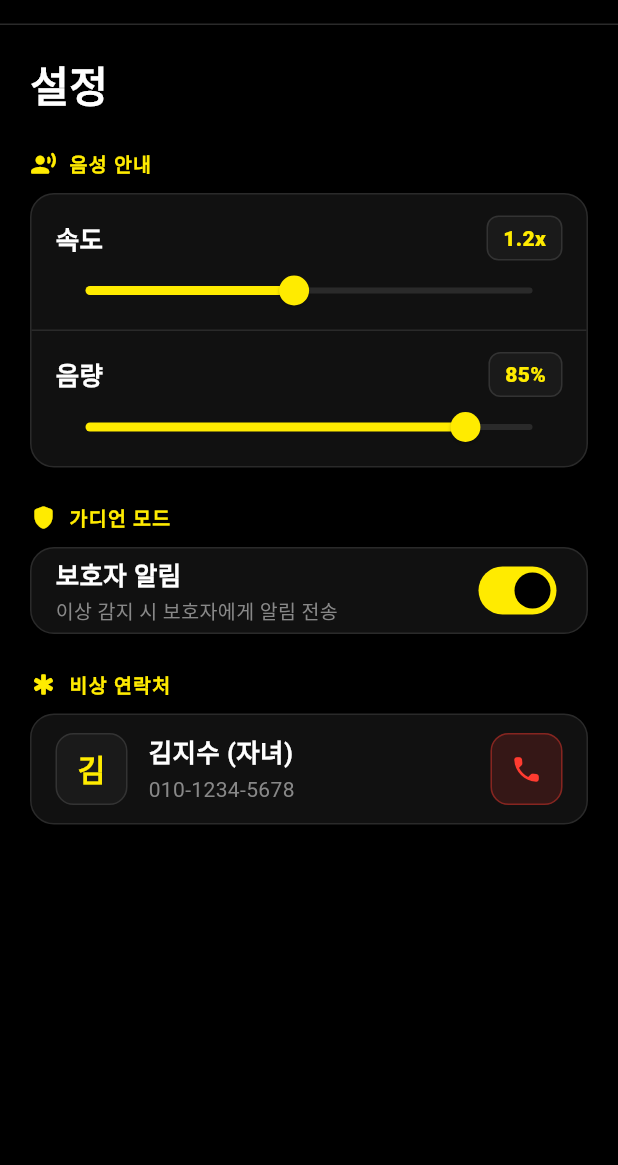
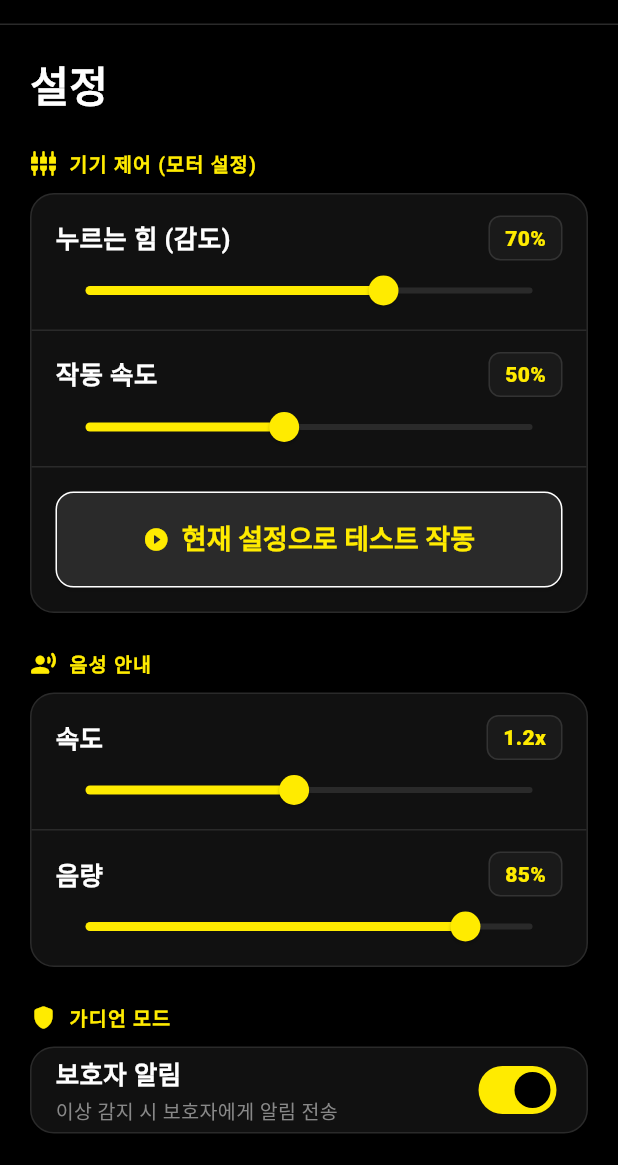
Before and after one commit to Seongwonp/touch_bridge, a Flutter app: the SettingsScreen screen opened directly, on a phone screen of 412 x 824 dp, the part 71-1236 px from its top. Run offline on Flutter 3.47's test engine with Material 3 defaults, Android fonts, the phone set to English and light mode, and no system bars; our stand-ins replace flutter_tts, speech_to_text.

Commit message:
블루투스 인터페이스 제작밋 모크 파일 제작

```diff
--- a/lib/screens/settings/settings_screen.dart
+++ b/lib/screens/settings/settings_screen.dart
@@ -1,6 +1,8 @@
 import 'dart:async';
 import 'package:flutter/material.dart';
+import 'package:flutter/services.dart';
 import 'package:flutter_tts/flutter_tts.dart';
+import '../../services/device_service.dart';
 
 class SettingsScreen extends StatefulWidget {
   const SettingsScreen({super.key});
@@ -11,9 +13,24 @@ class SettingsScreen extends StatefulWidget {
 
 class _SettingsScreenState extends State<SettingsScreen> {
   final FlutterTts _tts = FlutterTts();
+
+  // 가상 디바이스 서비스 초기화
+  final DeviceService _deviceService = MockDeviceService();
+
   double _speed = 1.2;
   double _volume = 85;
   bool _guardianMode = true;
+
+  // 모터 제어 설정 값
+  double _motorSensitivity = 70;
+  double _motorSpeed = 50;
+
+  @override
+  void initState() {
+    super.initState();
+    // 가짜로 기기 연결 (나중에 블루투스 스캔 후 연결로 변경될 부분)
+    _deviceService.connect('TEST_DEVICE_ID');
+  }
 
   Future<void> _announce(String message) async {
     await _tts.setLanguage('ko-KR');
@@ -22,9 +39,26 @@ class _SettingsScreenState extends State<SettingsScreen> {
     await _tts.speak(message);
   }
 
+  Future<void> _testMotor() async {
+    if (_deviceService.isOperating.value) return;
+
+    HapticFeedback.heavyImpact();
+    await _announce('테스트를 시작합니다.');
+
+    await _deviceService.sendMotorCommand(
+      sensitivity: _motorSensitivity.round(),
+      speed: _motorSpeed.round(),
+    );
+
+    if (mounted) {
+      await _announce('작동이 완료되었습니다.');
+    }
+  }
+
   @override
   void dispose() {
     _tts.stop();
+    _deviceService.disconnect();
     super.dispose();
   }
 
@@ -35,7 +69,7 @@ class _SettingsScreenState extends State<SettingsScreen> {
       body: SafeArea(
         child: Column(
           children: [
-            // 상단 바
+            // 상단 바 (생략...)
             Container(
               height: 64,
               padding: const EdgeInsets.symmetric(horizontal: 20),
@@ -70,7 +104,77 @@ class _SettingsScreenState extends State<SettingsScreen> {
                   ),
                   const SizedBox(height: 24),
 
-                  // 음성 안내 섹션
+                  // 기기 제어 섹션
+                  _SectionLabel(
+                    icon: Icons.settings_input_component_rounded,
+                    label: '기기 제어 (모터 설정)',
+                  ),
+                  const SizedBox(height: 10),
+                  _SettingsCard(
+                    children: [
+                      _SliderRow(
+                        label: '누르는 힘 (감도)',
+                        value: _motorSensitivity,
+                        min: 10,
+                        max: 100,
+                        display: '${_motorSensitivity.round()}%',
+                        onChanged: (v) => setState(() => _motorSensitivity = v),
+                      ),
+                      const _Divider(),
+                      _SliderRow(
+                        label: '작동 속도',
+                        value: _motorSpeed,
+                        min: 10,
+                        max: 100,
+                        display: '${_motorSpeed.round()}%',
+                        onChanged: (v) => setState(() => _motorSpeed = v),
+                      ),
+                      const _Divider(),
+                      Padding(
+                        padding: const EdgeInsets.all(16),
+                        child: ValueListenableBuilder<bool>(
+                          valueListenable: _deviceService.isOperating,
+                          builder: (context, isOperating, child) {
+                            return SizedBox(
+                              width: double.infinity,
+                              child: ElevatedButton.icon(
+                                onPressed: isOperating ? null : _testMotor,
+                                style: ElevatedButton.styleFrom(
+                                  backgroundColor: isOperating
+                                      ? const Color(0xFF1A1A1A)
+                                      : const Color(0xFF2A2A2A),
+                                  foregroundColor: isOperating
+                                      ? const Color(0xFF555555)
+                                      : const Color(0xFFFFEB00),
+                                  shape: RoundedRectangleBorder(
+                                    borderRadius: BorderRadius.circular(12),
+                                  ),
+                                  padding: const EdgeInsets.symmetric(vertical: 12),
+                                ),
+                                icon: isOperating
+                                    ? const SizedBox(
+                                        width: 18,
+                                        height: 18,
+                                        child: CircularProgressIndicator(
+                                          strokeWidth: 2,
+                                          valueColor: AlwaysStoppedAnimation(Color(0xFF555555)),
+                                        ),
+                                      )
+                                    : const Icon(Icons.play_circle_filled_rounded),
+                                label: Text(
+                                  isOperating ? '기기가 작동 중입니다...' : '현재 설정으로 테스트 작동',
+                                  style: const TextStyle(fontWeight: FontWeight.w800),
+                                ),
+                              ),
+                            );
+                          },
+                        ),
+                      ),
+                    ],
+                  ),
+                  const SizedBox(height: 24),
+// ... 나머지 섹션 유지
+
                   _SectionLabel(
                     icon: Icons.record_voice_over_rounded,
                     label: '음성 안내',
--- /dev/null
+++ b/lib/services/device_service.dart
@@ -0,0 +1,58 @@
+import 'dart:async';
+import 'package:flutter/foundation.dart';
+
+/// 하드웨어 제어를 위한 인터페이스 정의
+/// 나중에 팀원이 ESP32 블루투스 연결을 완성하면
+/// 이 클래스를 상속받는 BluetoothDeviceService를 만들면 됩니다.
+abstract class DeviceService {
+  ValueNotifier<bool> get isConnected;
+  ValueNotifier<bool> get isOperating;
+
+  Future<bool> connect(String deviceId);
+  Future<void> disconnect();
+
+  /// 모터 제어 명령 전송
+  /// [sensitivity]: 누르는 힘 (10~100)
+  /// [speed]: 이동 속도 (10~100)
+  Future<void> sendMotorCommand({required int sensitivity, required int speed});
+}
+
+/// 하드웨어 없이 테스트하기 위한 가상 서비스
+class MockDeviceService implements DeviceService {
+  @override
+  final ValueNotifier<bool> isConnected = ValueNotifier<bool>(false);
+  @override
+  final ValueNotifier<bool> isOperating = ValueNotifier<bool>(false);
+
+  @override
+  Future<bool> connect(String deviceId) async {
+    print('Mock: 연결 시도 중... ($deviceId)');
+    await Future.delayed(const Duration(seconds: 1));
+    isConnected.value = true;
+    print('Mock: 연결 성공');
+    return true;
+  }
+
+  @override
+  Future<void> disconnect() async {
+    print('Mock: 연결 해제');
+    isConnected.value = false;
+  }
+
+  @override
+  Future<void> sendMotorCommand({required int sensitivity, required int speed}) async {
+    if (!isConnected.value) {
+      print('Mock Error: 기기가 연결되어 있지 않습니다.');
+      return;
+    }
+
+    print('Mock: 명령 전송 -> {"cmd": "ST", "sen": $sensitivity, "spd": $speed}');
+
+    isOperating.value = true;
+    // 실제 모터가 작동하는 시간을 시뮬레이션
+    await Future.delayed(const Duration(seconds: 2));
+    isOperating.value = false;
+
+    print('Mock: 작동 완료');
+  }
+}
```
Also changed, not shown: pubspec.yaml (+7 -0 lines), pubspec.lock, 7 other files.
